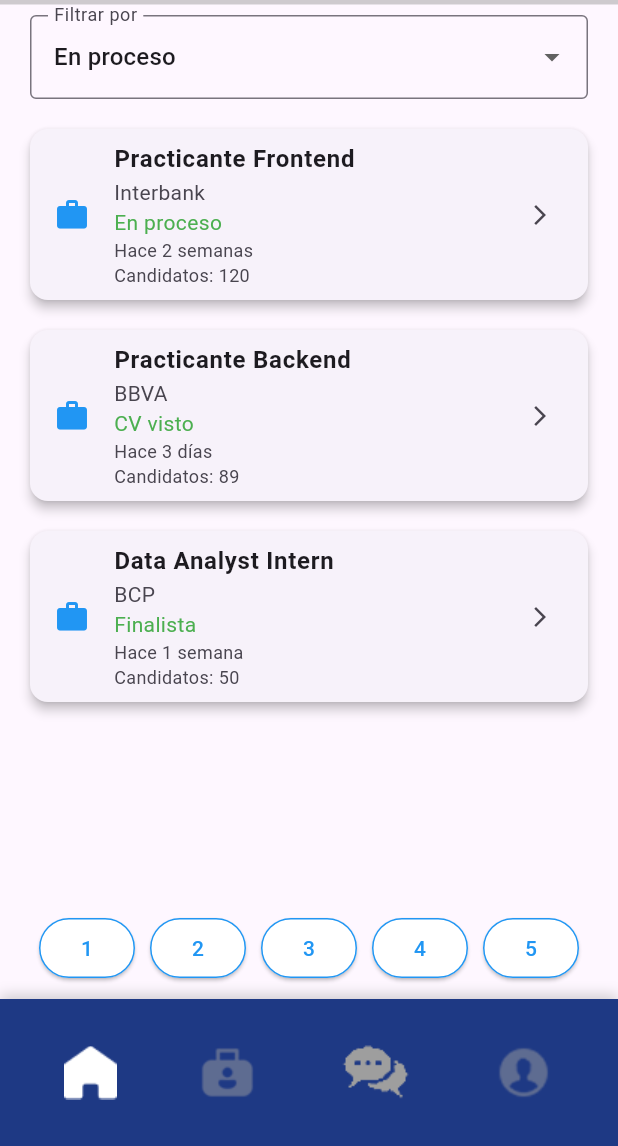
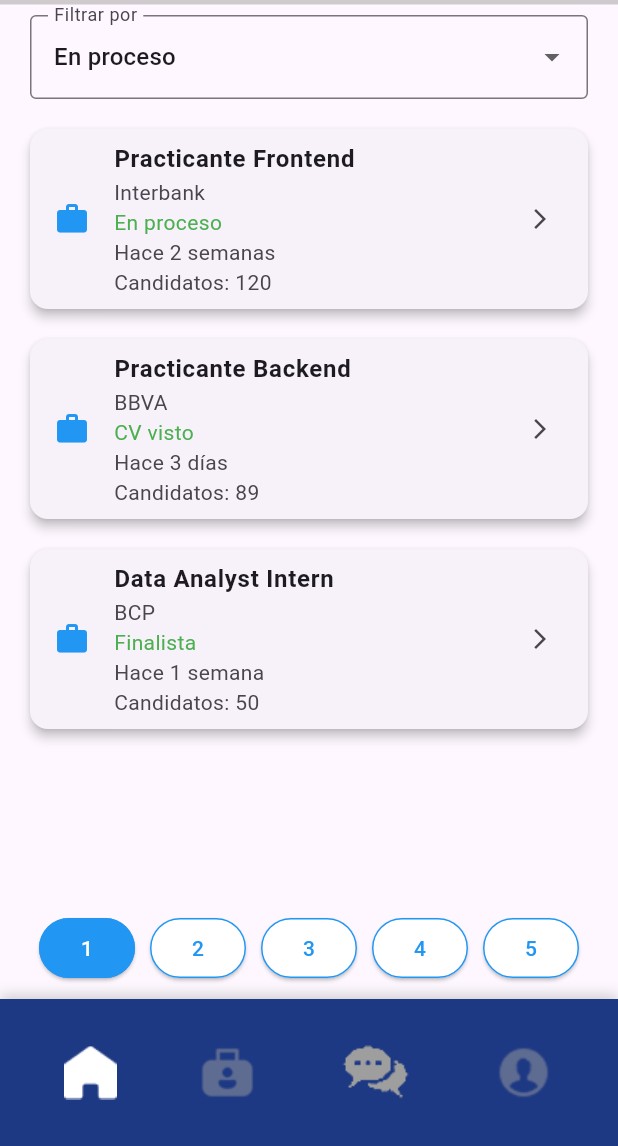
Before and after one commit to LKA102/G7-FISIPRACTICA, a Flutter app: the MisPostulacionesScreen screen opened by its route, on a phone screen of 412 x 824 dp, the part 90-1236 px from its top. Run offline on Flutter 3.47's test engine with Material 3 defaults, Android fonts, the phone set to English and light mode, and no system bars; our stand-ins replace dio, flutter_dotenv, logger; accounts and stored records are empty.

Commit message:
Mis postulaciones v2

```diff
--- a/flutter_app/lib/screens/mis_postulaciones_screen.dart
+++ b/flutter_app/lib/screens/mis_postulaciones_screen.dart
@@ -11,30 +11,30 @@ class MisPostulacionesScreen extends StatefulWidget {
 
 class _MisPostulacionesScreenState extends State<MisPostulacionesScreen> {
   String _selectedFilter = "En proceso";
+  int _currentPage = 1;
+  final int _totalPages = 5;
 
   @override
   Widget build(BuildContext context) {
     return Scaffold(
-      appBar: const PreferredSize(
-        preferredSize: Size.fromHeight(60.0),
-        child: Header(),
+      appBar: PreferredSize(
+        preferredSize: const Size.fromHeight(60.0),
+        child: const Header(),
       ),
       body: Column(
         children: [
           const SizedBox(height: 10),
           _buildFilter(),
           const SizedBox(height: 10),
-          Expanded(
-              child:
-                  _buildPostulacionesList()), // Uso de Expanded para evitar overflow
+          Expanded(child: _buildPostulacionesList()),
           _buildPagination(),
         ],
       ),
-      bottomNavigationBar: const Footer(), // Se mantiene el footer
+      bottomNavigationBar: const Footer(),
     );
   }
 
-  // Implementación del filtro
+  // Filtro
   Widget _buildFilter() {
     return Padding(
       padding: const EdgeInsets.symmetric(horizontal: 20),
@@ -59,7 +59,7 @@ class _MisPostulacionesScreenState extends State<MisPostulacionesScreen> {
     );
   }
 
-  // Implementación de la lista de postulaciones
+  // Lista de postulaciones
   Widget _buildPostulacionesList() {
     List<Map<String, dynamic>> postulaciones = [
       {
@@ -99,12 +99,11 @@ class _MisPostulacionesScreenState extends State<MisPostulacionesScreen> {
             subtitle: Column(
               crossAxisAlignment: CrossAxisAlignment.start,
               children: [
-                Text(post["empresa"], style: const TextStyle(fontSize: 14)),
+                Text(post["empresa"]),
                 Text(post["estatus"],
-                    style: const TextStyle(color: Colors.green, fontSize: 14)),
-                Text(post["tiempo"], style: const TextStyle(fontSize: 12)),
-                Text("Candidatos: ${post["candidatos"]}",
-                    style: const TextStyle(fontSize: 12)),
+                    style: const TextStyle(color: Colors.green)),
+                Text(post["tiempo"]),
+                Text("Candidatos: ${post["candidatos"]}"),
               ],
             ),
             trailing: const Icon(Icons.arrow_forward_ios, size: 16),
@@ -117,22 +116,27 @@ class _MisPostulacionesScreenState extends State<MisPostulacionesScreen> {
     );
   }
 
-  // Implementación de la paginación
+  // Paginación (mismo estilo que HomeEstudiante)
   Widget _buildPagination() {
     return Padding(
-      padding: const EdgeInsets.all(10),
+      padding: const EdgeInsets.symmetric(vertical: 10),
       child: Row(
         mainAxisAlignment: MainAxisAlignment.center,
-        children: List.generate(5, (index) {
+        children: List.generate(_totalPages, (index) {
           return Padding(
             padding: const EdgeInsets.symmetric(horizontal: 5),
             child: ElevatedButton(
               onPressed: () {
-                print("Página ${index + 1}");
+                setState(() {
+                  _currentPage = index + 1;
+                });
+                print("Página $_currentPage");
               },
               style: ElevatedButton.styleFrom(
-                backgroundColor: Colors.white,
-                foregroundColor: Colors.blue,
+                backgroundColor:
+                    _currentPage == index + 1 ? Colors.blue : Colors.white,
+                foregroundColor:
+                    _currentPage == index + 1 ? Colors.white : Colors.blue,
                 side: const BorderSide(color: Colors.blue),
               ),
               child: Text("${index + 1}"),
```
